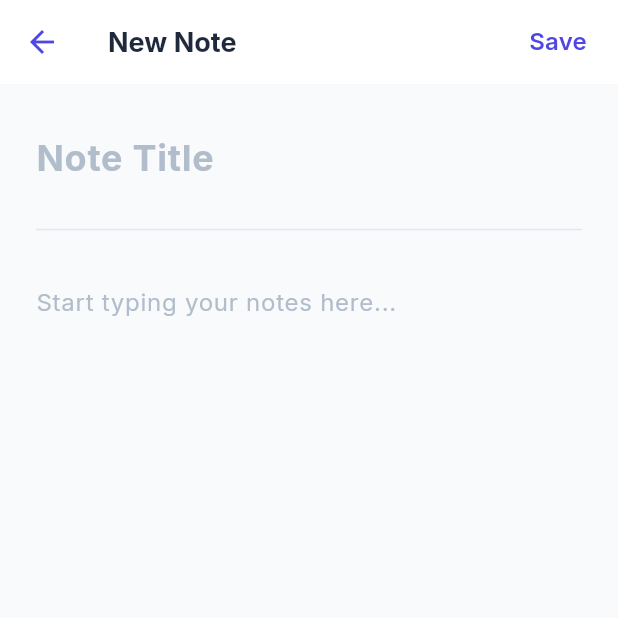
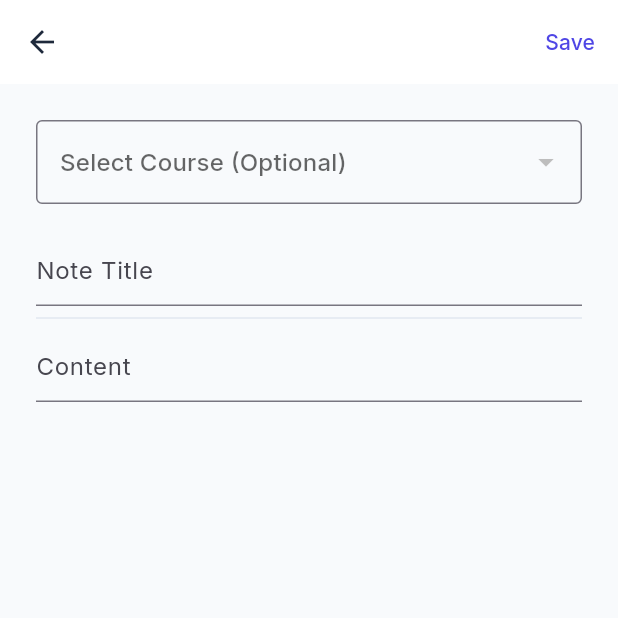
Before and after one commit to NikkkDevvv/planly, a Flutter app: the AddNoteScreen screen opened directly, on a phone screen of 412 x 824 dp, the top half of it. Run offline on Flutter 3.47's test engine with Material 3 defaults, Android fonts, the phone set to English and light mode, and no system bars; our stand-ins replace flutter_dotenv, google_fonts, shared_preferences; accounts and stored records are empty; network calls fail.

Commit message:
fix: notes

```diff
--- a/lib/features/notes/screens/add_note_screen.dart
+++ b/lib/features/notes/screens/add_note_screen.dart
@@ -1,5 +1,7 @@
 import 'package:flutter/material.dart';
 import '../../../core/theme/app_colors.dart';
+import '../../../data/models/course_model.dart'; // Import model course
+import '../../courses/services/course_service.dart'; // Import service course
 import '../services/note_service.dart';
 
 class AddNoteScreen extends StatefulWidget {
@@ -13,7 +15,29 @@ class _AddNoteScreenState extends State<AddNoteScreen> {
   final TextEditingController _titleController = TextEditingController();
   final TextEditingController _contentController = TextEditingController();
   final NoteService _noteService = NoteService();
+  final CourseService _courseService =
+      CourseService(); // Inisialisasi CourseService
+
   bool _isLoading = false;
+  int? _selectedCourseId; // Variabel untuk menyimpan course yang dipilih
+  List<CourseModel> _courses = []; // List untuk menyimpan data mata kuliah
+
+  @override
+  void initState() {
+    super.initState();
+    _loadCourses(); // Ambil data mata kuliah saat halaman dibuka
+  }
+
+  Future<void> _loadCourses() async {
+    try {
+      final courses = await _courseService.get_courses();
+      setState(() {
+        _courses = courses;
+      });
+    } catch (e) {
+      debugPrint('Error loading courses: $e');
+    }
+  }
 
   Future<void> _saveNote() async {
     if (_titleController.text.trim().isEmpty ||
@@ -28,9 +52,8 @@ class _AddNoteScreenState extends State<AddNoteScreen> {
       _isLoading = true;
     });
 
-    // Simulasi data untuk dikirim ke backend
     Map<String, dynamic> noteData = {
-      'course_id': null,
+      'course_id': _selectedCourseId, // Gunakan ID mata kuliah yang dipilih
       'title': _titleController.text.trim(),
       'content': _contentController.text.trim(),
     };
@@ -38,22 +61,16 @@ class _AddNoteScreenState extends State<AddNoteScreen> {
     try {
       await _noteService.create_note(noteData);
       if (mounted) {
-        setState(() => _isLoading = false);
         Navigator.pop(context, true);
       }
     } catch (e) {
-      setState(() => _isLoading = false);
-      ScaffoldMessenger.of(
-        context,
-      ).showSnackBar(SnackBar(content: Text(e.toString())));
+      if (mounted) {
+        setState(() => _isLoading = false);
+        ScaffoldMessenger.of(
+          context,
+        ).showSnackBar(SnackBar(content: Text('Error: $e')));
+      }
     }
-  }
-
-  @override
-  void dispose() {
-    _titleController.dispose();
-    _contentController.dispose();
-    super.dispose();
   }
 
   @override
@@ -61,102 +78,49 @@ class _AddNoteScreenState extends State<AddNoteScreen> {
     return Scaffold(
       backgroundColor: AppColors.surface,
       appBar: AppBar(
-        backgroundColor: Colors.white,
-        elevation: 0,
-        scrolledUnderElevation: 0,
-        leading: IconButton(
-          icon: const Icon(Icons.arrow_back, color: AppColors.primary),
-          onPressed: () => Navigator.pop(context),
-        ),
-        title: const Text(
-          'New Note',
-          style: TextStyle(
-            color: AppColors.onSurface,
-            fontWeight: FontWeight.bold,
-            fontSize: 18,
-          ),
-        ),
+        // ... kode AppBar tetap sama ...
         actions: [
           _isLoading
-              ? const Padding(
-                  padding: EdgeInsets.only(right: 16.0),
-                  child: Center(
-                    child: SizedBox(
-                      width: 20,
-                      height: 20,
-                      child: CircularProgressIndicator(
-                        strokeWidth: 2,
-                        color: AppColors.primary,
-                      ),
-                    ),
+              ? const Center(
+                  child: Padding(
+                    padding: EdgeInsets.only(right: 16),
+                    child: CircularProgressIndicator(),
                   ),
                 )
-              : TextButton(
-                  onPressed: _saveNote,
-                  child: const Text(
-                    'Save',
-                    style: TextStyle(
-                      color: AppColors.primary,
-                      fontWeight: FontWeight.w600,
-                      fontSize: 16,
-                    ),
-                  ),
-                ),
-          const SizedBox(width: 8),
+              : TextButton(onPressed: _saveNote, child: const Text('Save')),
         ],
-        bottom: PreferredSize(
-          preferredSize: const Size.fromHeight(1.0),
-          child: Container(
-            color: AppColors.outlineVariant.withOpacity(0.3),
-            height: 1.0,
-          ),
-        ),
       ),
       body: SingleChildScrollView(
         padding: const EdgeInsets.all(24.0),
         child: Column(
-          crossAxisAlignment: CrossAxisAlignment.start,
           children: [
+            // Dropdown untuk memilih Mata Kuliah
+            DropdownButtonFormField<int>(
+              value: _selectedCourseId,
+              hint: const Text('Select Course (Optional)'),
+              decoration: const InputDecoration(border: OutlineInputBorder()),
+              items: _courses.map((course) {
+                return DropdownMenuItem<int>(
+                  value: course.id,
+                  child: Text(course.name),
+                );
+              }).toList(),
+              onChanged: (value) {
+                setState(() {
+                  _selectedCourseId = value;
+                });
+              },
+            ),
+            const SizedBox(height: 20),
             TextField(
               controller: _titleController,
-              style: const TextStyle(
-                fontSize: 24,
-                fontWeight: FontWeight.bold,
-                color: AppColors.onSurface,
-              ),
-              decoration: InputDecoration(
-                hintText: 'Note Title',
-                hintStyle: TextStyle(
-                  color: AppColors.outline.withOpacity(0.7),
-                  fontSize: 24,
-                  fontWeight: FontWeight.bold,
-                ),
-                border: InputBorder.none,
-                contentPadding: EdgeInsets.zero,
-              ),
+              decoration: const InputDecoration(hintText: 'Note Title'),
             ),
-            const Padding(
-              padding: EdgeInsets.symmetric(vertical: 16.0),
-              child: Divider(),
-            ),
+            const Divider(),
             TextField(
               controller: _contentController,
               maxLines: null,
-              keyboardType: TextInputType.multiline,
-              style: const TextStyle(
-                fontSize: 16,
-                color: AppColors.onSurface,
-                height: 1.6,
-              ),
-              decoration: InputDecoration(
-                hintText: 'Start typing your notes here...',
-                hintStyle: TextStyle(
-                  color: AppColors.outline.withOpacity(0.7),
-                  fontSize: 16,
-                ),
-                border: InputBorder.none,
-                contentPadding: EdgeInsets.zero,
-              ),
+              decoration: const InputDecoration(hintText: 'Content'),
             ),
           ],
         ),
```
Also changed, not shown: lib/features/notes/screens/edit_note_screen.dart (+49 -7 lines).
